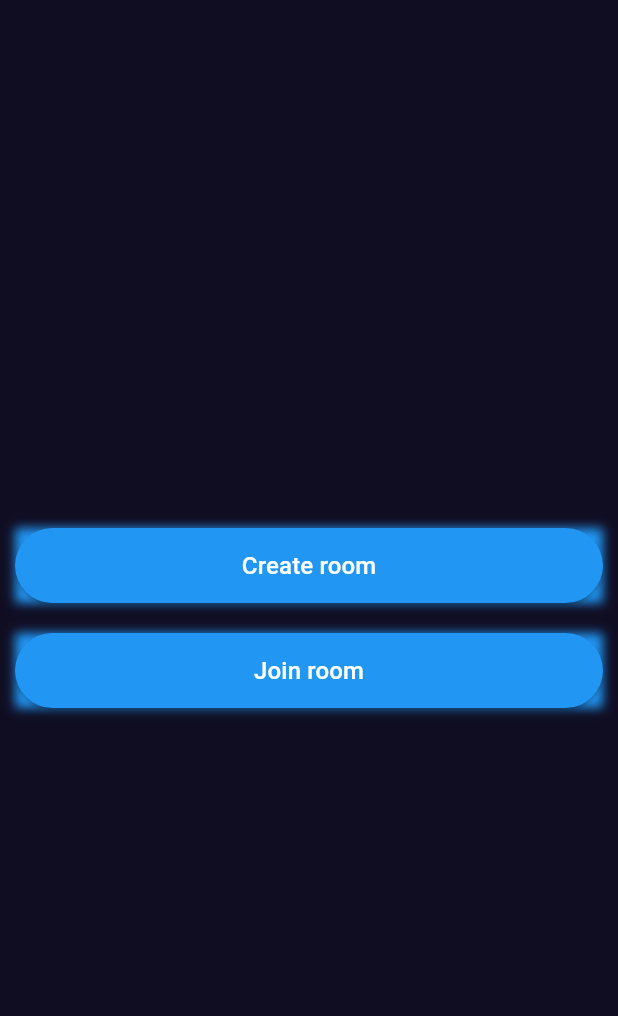
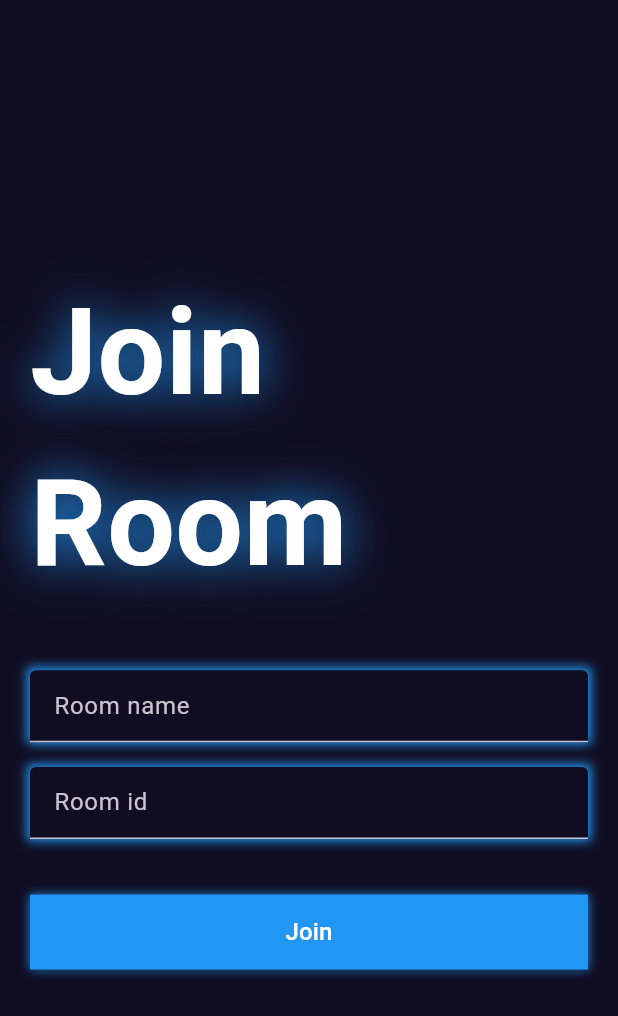
Before and after one commit to ritik6559/Tic-Tac-Toe-Flutter-Node, a Flutter app: the screen it shows after launch, after a tap on "Join room", on a phone screen of 412 x 824 dp. Shown: the top 1016 px of the screen. Run offline on Flutter 3.47's test engine with Material 3 defaults, Android fonts, the light colour scheme and no system bars.

Commit message:
join room and create room screen completed

```diff
--- a/lib/main.dart
+++ b/lib/main.dart
@@ -1,4 +1,6 @@
 import 'package:flutter/material.dart';
+import 'package:tic_tac_toe/screens/create_room_screen.dart';
+import 'package:tic_tac_toe/screens/join_room_screen.dart';
 import 'package:tic_tac_toe/screens/main_menu_screen.dart';
 import 'package:tic_tac_toe/utils/color.dart';
 
@@ -16,9 +18,10 @@ class MyApp extends StatelessWidget {
       theme: ThemeData.dark().copyWith(
         scaffoldBackgroundColor: bgColor
       ),
-      home: const MainMenuScreen(),
       routes: {
         MainMenuScreen.routeName : (context) => const MainMenuScreen(),
+        JoinRoomScreen.routeName : (context) => const JoinRoomScreen(),
+        CreateRoomScreen.routeName : (context) => const CreateRoomScreen(),
       },
       initialRoute: MainMenuScreen.routeName,
     );
--- a/lib/screens/join_room_screen.dart
+++ b/lib/screens/join_room_screen.dart
@@ -0,0 +1,68 @@
+import 'package:flutter/material.dart';
+import 'package:tic_tac_toe/reponsive/responsive.dart';
+import 'package:tic_tac_toe/widgets/custom_button.dart';
+import 'package:tic_tac_toe/widgets/custom_text.dart';
+import 'package:tic_tac_toe/widgets/custom_text_field.dart';
+
+class JoinRoomScreen extends StatefulWidget {
+  static String routeName = '/join-room';
+  const JoinRoomScreen({super.key});
+
+  @override
+  State<JoinRoomScreen> createState() => _JoinRoomScreenState();
+}
+
+class _JoinRoomScreenState extends State<JoinRoomScreen> {
+  final TextEditingController _nameContoller = TextEditingController();
+  final TextEditingController _idContoller = TextEditingController();
+
+  @override
+  Widget build(BuildContext context) {
+    final size = MediaQuery.of(context).size;
+    return Scaffold(
+      body: Responsive(
+        child: Container(
+          margin: const EdgeInsets.symmetric(
+            horizontal: 20,
+          ),
+          child: Column(
+            mainAxisAlignment: MainAxisAlignment.center,
+            children: [
+              const CustomText(
+                shadows: [
+                  Shadow(
+                    blurRadius: 40,
+                    color: Colors.blue,
+                  )
+                ],
+                text: 'Join Room',
+                fontSize: 80,
+              ),
+              SizedBox(
+                height: size.height * 0.05,
+              ),
+              CustomTextField(
+                controller: _nameContoller,
+                hintText: 'Room name',
+              ),
+              SizedBox(
+                height: size.height * 0.02,
+              ),
+              CustomTextField(
+                controller: _idContoller,
+                hintText: 'Room id',
+              ),
+              SizedBox(
+                height: size.height * 0.045,
+              ),
+              CustomButton(
+                onTap: () {},
+                text: 'Join',
+              )
+            ],
+          ),
+        ),
+      ),
+    );
+  }
+}
--- a/lib/screens/main_menu_screen.dart
+++ b/lib/screens/main_menu_screen.dart
@@ -1,10 +1,20 @@
 import 'package:flutter/material.dart';
 import 'package:tic_tac_toe/reponsive/responsive.dart';
+import 'package:tic_tac_toe/screens/create_room_screen.dart';
+import 'package:tic_tac_toe/screens/join_room_screen.dart';
 import 'package:tic_tac_toe/widgets/custom_button.dart';
 
 class MainMenuScreen extends StatelessWidget {
-  static const routeName = '/route-menu';
+  static const routeName = '/main-menu';
   const MainMenuScreen({super.key});
+
+  void navigateToCreateRoomScreen(BuildContext context) {
+    Navigator.pushNamed(context, CreateRoomScreen.routeName);
+  }
+
+  void navigateToJoinRoomScreen(BuildContext context) {
+    Navigator.pushNamed(context, JoinRoomScreen.routeName);
+  }
 
   @override
   Widget build(BuildContext context) {
@@ -16,12 +26,12 @@ class MainMenuScreen extends StatelessWidget {
             mainAxisAlignment: MainAxisAlignment.center,
             children: [
               CustomButton(
-                onTap: () {},
+                onTap: () => navigateToCreateRoomScreen(context),
                 text: 'Create room',
               ),
               const SizedBox(height: 20),
               CustomButton(
-                onTap: () {},
+                onTap: () => navigateToJoinRoomScreen(context),
                 text: 'Join room',
               ),
             ],
--- a/lib/widgets/custom_button.dart
+++ b/lib/widgets/custom_button.dart
@@ -25,6 +25,7 @@ class CustomButton extends StatelessWidget {
       child: ElevatedButton(
         onPressed: onTap,
         style: ElevatedButton.styleFrom(
+          shape: const RoundedRectangleBorder(),
           backgroundColor: Colors.blue,
           minimumSize: Size(
             width,
--- /dev/null
+++ b/lib/widgets/custom_text.dart
@@ -0,0 +1,26 @@
+import 'package:flutter/material.dart';
+
+class CustomText extends StatelessWidget {
+  final List<Shadow> shadows;
+  final String text;
+  final double fontSize;
+  const CustomText({
+    super.key,
+    required this.shadows,
+    required this.text,
+    required this.fontSize,
+  });
+
+  @override
+  Widget build(BuildContext context) {
+    return Text(
+      text,
+      style: TextStyle(
+        fontWeight: FontWeight.bold,
+        fontSize: fontSize,
+        color: Colors.white,
+        shadows: shadows,
+      ),
+    );
+  }
+}
--- /dev/null
+++ b/lib/widgets/custom_text_field.dart
@@ -0,0 +1,38 @@
+import 'package:flutter/material.dart';
+import 'package:tic_tac_toe/utils/color.dart';
+
+class CustomTextField extends StatelessWidget {
+  final TextEditingController controller;
+  final String hintText;
+  final bool isReadOnly;
+  const CustomTextField({
+    super.key,
+    required this.controller,
+    required this.hintText,
+    this.isReadOnly = false,
+  });
+
+  @override
+  Widget build(BuildContext context) {
+    return Container(
+      decoration: const BoxDecoration(
+        boxShadow: [
+          BoxShadow(
+            color: Colors.blue,
+            blurRadius: 5,
+            spreadRadius: 2,
+          )
+        ],
+      ),
+      child: TextField(
+        readOnly: isReadOnly,
+        controller: controller,
+        decoration: InputDecoration(
+          fillColor: bgColor,
+          filled: true,
+          hintText: hintText,
+        ),
+      ),
+    );
+  }
+}
```
Also changed, not shown: lib/screens/create_room_screen.dart (+66 -0 lines).
